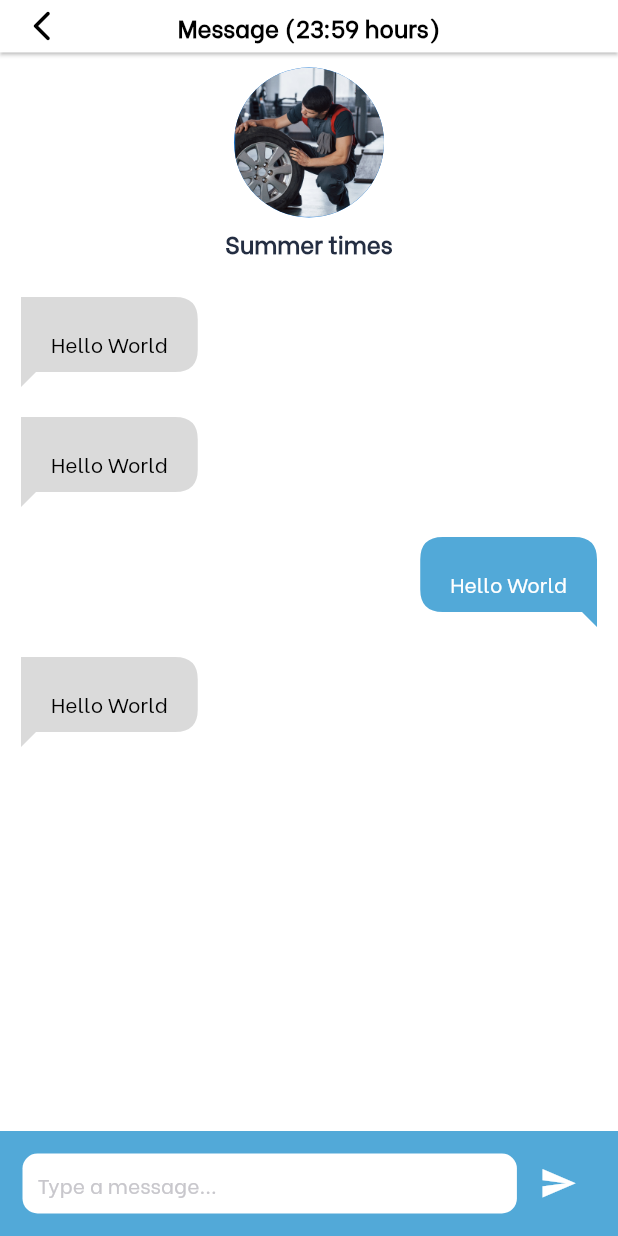
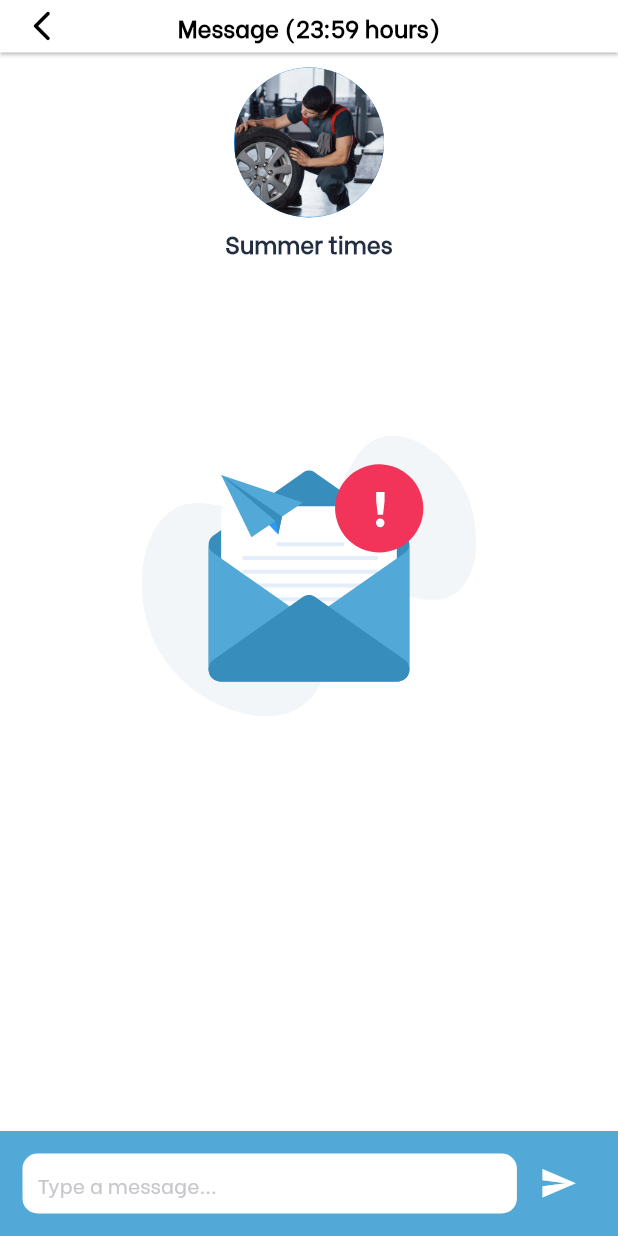
Before and after one commit to thecompl/NewTyreShifter, a Flutter app: the MessageScreen screen opened directly, on a phone screen of 412 x 824 dp. Run offline on Flutter 3.47's test engine with Material 2 defaults, Android fonts, the phone set to English and light mode, and no system bars; our stand-ins replace animated_splash_screen, device_info_plus, dio, expansion_tile_card, flutter_datetime_picker, flutter_rating_bar and 9 more; missing offline and left inert: country_pickers, dart:ffi, device_info_plus_web, flutter_verification_code, image_picker_for_web, otp_screen and 2 more; accounts and stored records are empty; project files that could hold a hidden picture were left out.

Commit message:
Message screen

```diff
--- a/lib/Common/MessageScreen.dart
+++ b/lib/Common/MessageScreen.dart
@@ -1,6 +1,8 @@
+import 'dart:developer';
 import 'dart:io';
 
 import 'package:flutter/material.dart';
+import 'package:flutter_svg/flutter_svg.dart';
 import 'package:shared_preferences/shared_preferences.dart';
 import 'package:tyreshifter/config/Color.dart';
 import '../Widget/Appbartext.dart';
@@ -19,7 +21,6 @@ class MessageScreen extends StatefulWidget {
 
 class _MessageScreenState extends State<MessageScreen> {
   List<ChatMessage> messages = [
-
     ChatMessage(messageContent: "Hello, Will", messageType: "receiver"),
     ChatMessage(messageContent: "How have you been?", messageType: "receiver"),
     ChatMessage(
@@ -34,25 +35,30 @@ class _MessageScreenState extends State<MessageScreen> {
     //     messageContent: "Is there any thing wrong?", messageType: "sender"),
     // ChatMessage(
     //     messageContent: "Is there any thing wrong?", messageType: "sender"),
-
   ];
 
   String? type_account;
+  bool chatstart = false;
   @override
   void initState() {
+    log(chatstart.toString());
     get_typeaccount();
     // TODO: implement initState
     super.initState();
   }
+
   @override
   Widget build(BuildContext context) {
     var size = MediaQuery.of(context).size;
     return Scaffold(
       backgroundColor: color.white,
       appBar: PreferredSize(
-        preferredSize: Platform.isAndroid?  Size.fromHeight(appbarheight_android):Size.fromHeight(appbarheight_ios),
-        child: Appbartext(title:type_account == get_shifter? msg :msg +" (23:59 hours)"),),
-
+        preferredSize: Platform.isAndroid
+            ? Size.fromHeight(appbarheight_android)
+            : Size.fromHeight(appbarheight_ios),
+        child: Appbartext(
+            title: type_account == get_shifter ? msg : msg + " (23:59 hours)"),
+      ),
 
       // Appbartext().appbar(msg + "",
       //     TextStyles.withColor(TextStyles.mb16, color.black), context),
@@ -80,11 +86,18 @@ class _MessageScreenState extends State<MessageScreen> {
                         TextStyles.withColor(
                             TextStyles.mb16, color.text_grey2_color)),
                   ),
-                  Container(
+                  chatstart == false
+                      ? Container(
+                          height: size.height * 0.5,
+                          child: Center(
+                            child: SvgPicture.asset(frame_icon),
+                          ),
+                        )
+                      : Container(
                           // height: size.height*0.5,
                           child: ListView.builder(
                             itemCount: messages.length,
-                        shrinkWrap: true ,
+                            shrinkWrap: true,
                             padding: EdgeInsets.only(top: 10, bottom: 10),
                             physics: NeverScrollableScrollPhysics(),
                             itemBuilder: (context, index) {
@@ -92,16 +105,19 @@ class _MessageScreenState extends State<MessageScreen> {
                                   padding: EdgeInsets.only(
                                       left: 14, right: 14, top: 10, bottom: 10),
                                   child: Align(
-                              alignment: messages[index].messageType == "receiver"
+                                    alignment: messages[index].messageType ==
+                                            "receiver"
                                         ? Alignment.topLeft
                                         : Alignment
                                             .topRight, //Change this to Alignment.topRight or Alignment.topLeft
                                     child: CustomPaint(
                                       painter: CustomChatBubble(
-                                    isOwn: messages[index].messageType == "receiver"
+                                          isOwn: messages[index].messageType ==
+                                                  "receiver"
                                               ? false
                                               : true,
-                                    color: messages[index].messageType != "receiver"
+                                          color: messages[index].messageType !=
+                                                  "receiver"
                                               ? color.Primary_second_Color
                                               : color.msg_txt_color),
                                       child: Container(
@@ -111,7 +127,8 @@ class _MessageScreenState extends State<MessageScreen> {
                                           "Hello World",
                                           style: TextStyles.withColor(
                                               TextStyles.mn14,
-                                        messages[index].messageType != "receiver"
+                                              messages[index].messageType !=
+                                                      "receiver"
                                                   ? color.white
                                                   : color.black),
                                         ),
@@ -121,14 +138,13 @@ class _MessageScreenState extends State<MessageScreen> {
                             },
                           ),
                         ),
-
                 ],
               ),
             ),
           ),
           Align(
             alignment: Alignment.bottomLeft,
-            child:Container(
+            child: Container(
               height: 70,
               // width: double.infinity,
               color: color.Primary_second_Color,
@@ -169,10 +185,9 @@ class _MessageScreenState extends State<MessageScreen> {
           ),
         ],
       ),
-
-
     );
   }
+
   get_typeaccount() async {
     SharedPreferences prefs = await SharedPreferences.getInstance();
     setState(() {
--- a/lib/Customer/Cancelledrequest.dart
+++ b/lib/Customer/Cancelledrequest.dart
@@ -1,4 +1,5 @@
 import 'package:flutter/material.dart';
+import 'package:tyreshifter/Common/MessageScreen.dart';
 import 'package:tyreshifter/config/Color.dart';
 import 'package:tyreshifter/config/Navagate_Next.dart';
 
@@ -29,6 +30,7 @@ class _CancelledrequestState extends State<Cancelledrequest> {
               Img: service_img,
               // btntype: true,
               btnname: canceled,
+              ontapmsg: () => {nextScreen(context, MessageScreen())},
               Ontap: () {
                 nextScreen(context, Immediate_service_detail(
                   orderstatus: canceled,
--- a/lib/Customer/Completed.dart
+++ b/lib/Customer/Completed.dart
@@ -1,4 +1,5 @@
 import 'package:flutter/material.dart';
+import 'package:tyreshifter/Common/MessageScreen.dart';
 import 'package:tyreshifter/config/Navagate_Next.dart';
 
 import '../Widget/Customer_Req_Card.dart';
@@ -28,6 +29,7 @@ class _CompletedState extends State<Completed> {
               headtxt: 'Summer times',
               Img: service_img,
               btntype: true,
+              ontapmsg: () => {nextScreen(context, MessageScreen())},
               track: true, //it will true before 1 hours
               btnname: cancel_req + "(23:59 hour)",
               Ontap: () {
--- a/lib/Customer/Inprogress.dart
+++ b/lib/Customer/Inprogress.dart
@@ -3,6 +3,7 @@ import 'package:tyreshifter/Customer/Service_Detail.dart';
 import 'package:tyreshifter/config/Color.dart';
 import 'package:tyreshifter/config/Navagate_Next.dart';
 
+import '../Common/MessageScreen.dart';
 import '../Widget/Customer_Req_Card.dart';
 import '../config/string.dart';
 import 'Dialogs/Cancel_req_dialog.dart';
@@ -33,6 +34,7 @@ class _InprogressState extends State<Inprogress> {
               Img: service_img,
               track: true,
               btnname: cancel_req,
+              ontapmsg: () => {nextScreen(context, MessageScreen())},
               Ontap: () {
                 nextScreen(context, Immediate_service_detail());
               },
@@ -43,7 +45,7 @@ class _InprogressState extends State<Inprogress> {
                           msg: cancel_req_des,
                         ));
               },
-                color:color.txt_dark_color,
+              color: color.txt_dark_color,
             );
           }),
     );
--- a/lib/Widget/Customer_Req_Card.dart
+++ b/lib/Widget/Customer_Req_Card.dart
@@ -22,6 +22,7 @@ class Customer_Req_Card extends StatefulWidget {
 
   final Function? Ontap;
   final Function? ontapbtn;
+  final Function? ontapmsg;
   final btnname;
 
   final btncolor;
@@ -42,6 +43,7 @@ class Customer_Req_Card extends StatefulWidget {
     this.showbtn = true,
     this.ontapbtn,
     this.color,
+    this.ontapmsg,
   }) : super(key: key);
 
   @override
@@ -234,8 +236,7 @@ class _Customer_Req_CardState extends State<Customer_Req_Card> {
                         // if (widget.msg == true)
                         GestureDetector(
                           onTap: () => {
-                            // widget.msg == true ?  nextScreen(context,
-                            //        Assistance_Cart()) : ''
+                            widget.ontapmsg!()
                           },
                           child: Row(children: [
                             widget.msg == true
--- a/lib/config/string.dart
+++ b/lib/config/string.dart
@@ -227,6 +227,7 @@ final notification_pink = "assets/notification_pink.png";
 final msg_icon = "assets/msg_icon.png";
 final edit_icon = "assets/edit_icon.png";
 final mail_icon = "assets/mail_icon.png";
+final frame_icon = "assets/Frame.svg";
 final lock_icon = "assets/lock_icon.png";
 final change_password_img = "assets/change_password_img.png";
 final supportimg = "assets/support_icon.png";
```
Also changed, not shown: assets/Frame.svg (added), 10 other files. Lines whose indentation alone changed are shown as unchanged.
